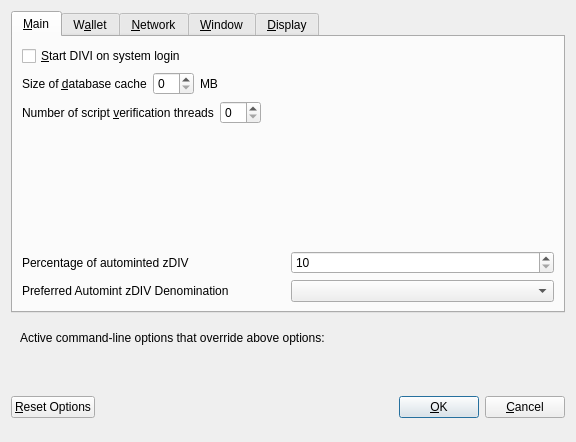
First picture: the form in src/qt/forms/optionsdialog.ui, repository mjk22/SlashDash, before the edit.
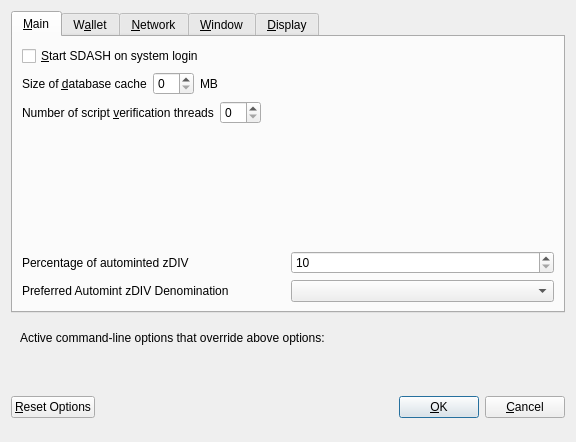
Second picture: the form after the edit. Custom widgets are drawn as their Qt base class.

Patch:
```diff
--- a/src/qt/forms/optionsdialog.ui
+++ b/src/qt/forms/optionsdialog.ui
@@ -33,7 +33,7 @@
           <string>Automatically start DIVI after logging in to the system.</string>
          </property>
          <property name="text">
-          <string>&amp;Start DIVI on system login</string>
+          <string>&amp;Start SDASH on system login</string>
          </property>
         </widget>
        </item>
```
Left out of the diff: 8 changed lines with no effect on the pictures.
